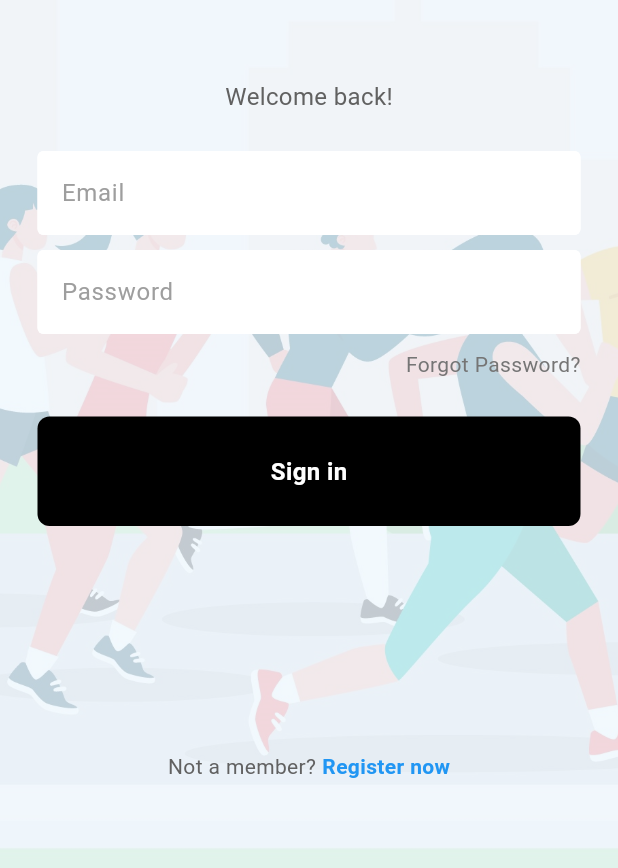
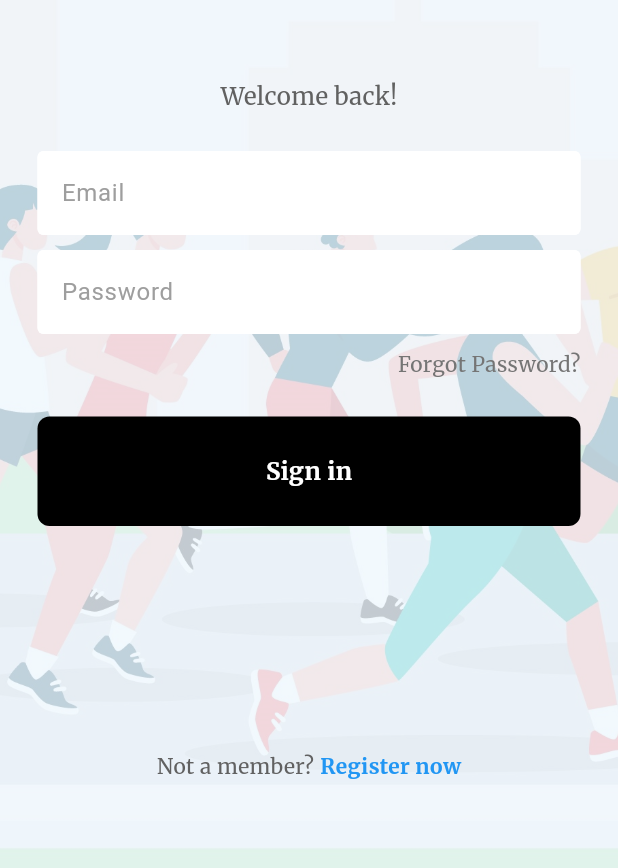
Before and after one commit to wenjebs/Runoogers, a Flutter app: the screen it shows after launch, on a phone screen of 412 x 824 dp. Shown: the part 338-1206 px from the top of the screen. Run offline on Flutter 3.47's test engine with Material 3 defaults, Android fonts, the phone set to English and light mode, and no system bars; our stand-ins replace firebase_auth, firebase_core, flutter_dotenv, flutter_riverpod, geolocator, google_fonts and 3 more; accounts and stored records are empty.

Commit message:
Add google fonts and change fonts

```diff
--- a/lib/global_theme.dart
+++ b/lib/global_theme.dart
@@ -1,4 +1,5 @@
 import 'package:flutter/material.dart';
+import 'package:google_fonts/google_fonts.dart';
 
 class GlobalThemeData {
   static const Color _lightFocusColor = Colors.black;
@@ -14,6 +15,18 @@ class GlobalThemeData {
       highlightColor: Colors.transparent,
       focusColor: focusColor,
       secondaryHeaderColor: Colors.white,
+      textTheme: TextTheme(
+        displayLarge: const TextStyle(
+          fontSize: 72,
+          fontWeight: FontWeight.bold,
+        ),
+        titleLarge: GoogleFonts.oswald(
+          fontSize: 30,
+          fontStyle: FontStyle.italic,
+        ),
+        bodyMedium: GoogleFonts.merriweather(),
+        displaySmall: GoogleFonts.pacifico(),
+      ),
     );
   }
 
--- a/pubspec.yaml
+++ b/pubspec.yaml
@@ -48,6 +48,7 @@ dependencies:
   riverpod_annotation: ^2.3.5
   riverpod_lint: ^2.3.10
   flutter_hooks: ^0.20.5
+  google_fonts: ^6.2.1
 
 dev_dependencies:
   flutter_test:
```
Also changed, not shown: lib/pages/logged_in/run_page/components/run_detail_and_stop.dart (+28 -17 lines), pubspec.lock.
